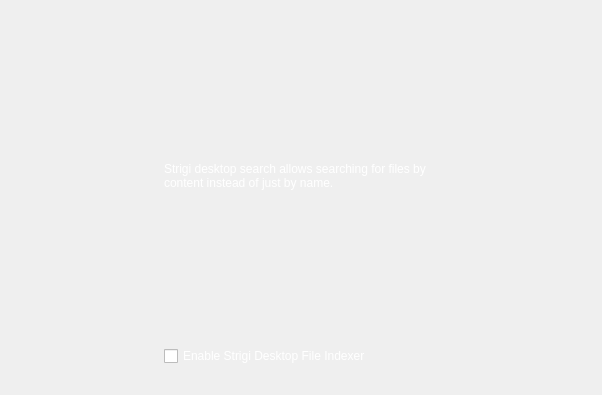
Before: the Qt Designer form kde4/kaptan4/src/gui/searchWidget.ui in pars-linux/uludag, drawn with Qt 5.
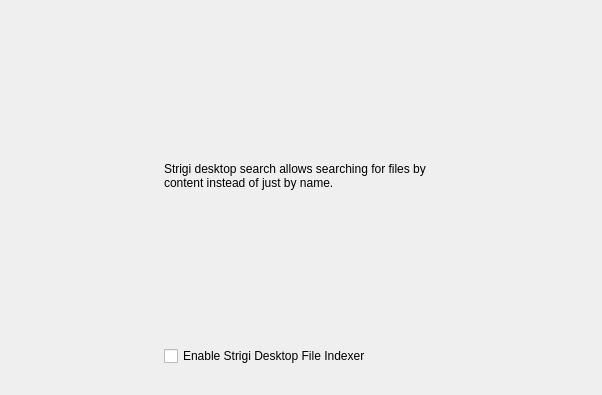
After: the same form once the commit is applied.

Commit message: default color is not white anymore

```diff
--- a/kde4/kaptan4/src/gui/searchWidget.ui
+++ b/kde4/kaptan4/src/gui/searchWidget.ui
@@ -50,7 +50,7 @@
        <item>
         <widget class="QLabel" name="labelSearchDescription">
          <property name="styleSheet">
-          <string notr="true">color: white</string>
+          <string notr="true"/>
          </property>
          <property name="frameShadow">
           <enum>QFrame::Raised</enum>
@@ -91,7 +91,7 @@
      <item>
       <widget class="QCheckBox" name="checkBoxNepomuk">
        <property name="styleSheet">
-        <string notr="true">color: white</string>
+        <string notr="true"/>
        </property>
        <property name="text">
         <string>Enable Strigi Desktop File Indexer</string>
```
The commit also changes 10 other files.
